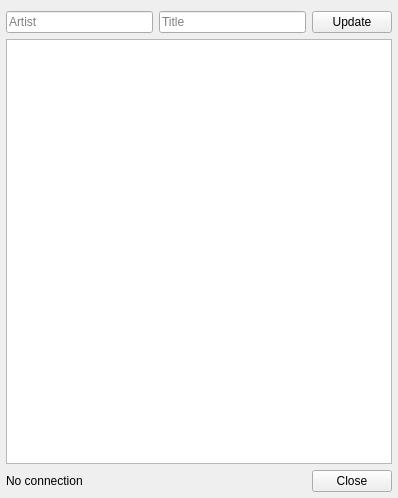
Before: the Qt Designer form src/lyricswindow.ui in loimu/exo, drawn with Qt 5.
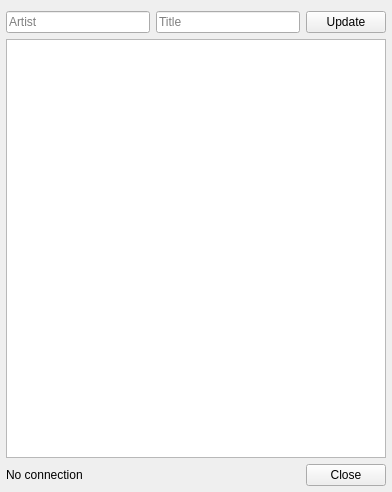
After: the same form once the commit is applied. Icons and pictures are not drawn.

What changed in the file:
```diff
--- a/src/lyricswindow.ui
+++ b/src/lyricswindow.ui
@@ -6,8 +6,8 @@
    <rect>
     <x>0</x>
     <y>0</y>
-    <width>398</width>
-    <height>498</height>
+    <width>392</width>
+    <height>492</height>
    </rect>
   </property>
   <property name="baseSize">
@@ -114,6 +114,12 @@
    </item>
    <item row="1" column="0" colspan="3">
     <widget class="QTextBrowser" name="textBrowser">
+     <property name="maximumSize">
+      <size>
+       <width>16777215</width>
+       <height>16777215</height>
+      </size>
+     </property>
      <property name="openExternalLinks">
       <bool>true</bool>
      </property>
```
Left out of the diff: 8 changed lines with no effect on the pictures.
